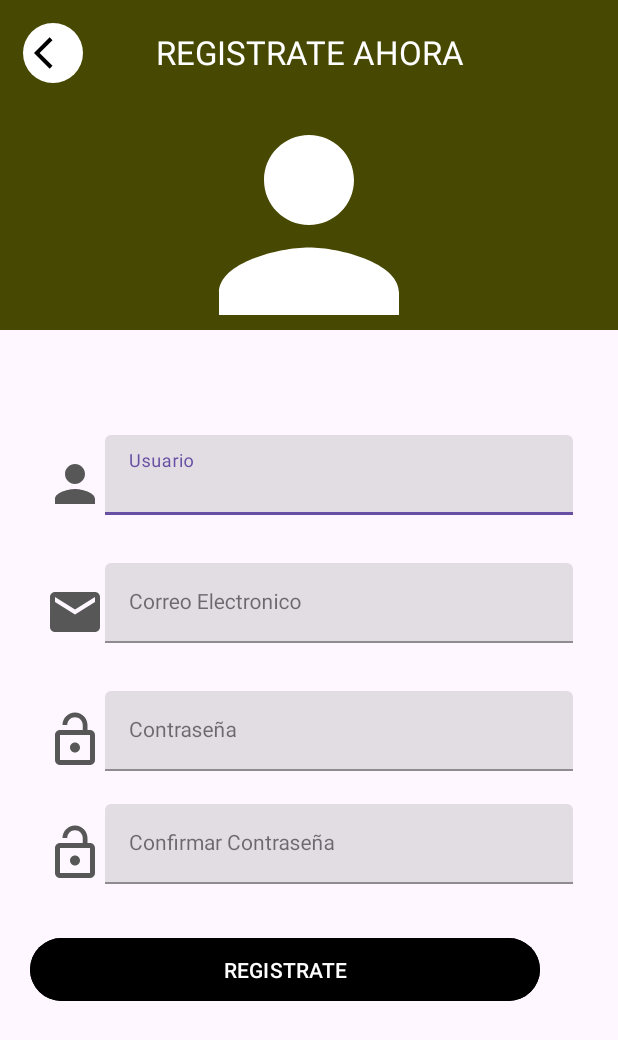
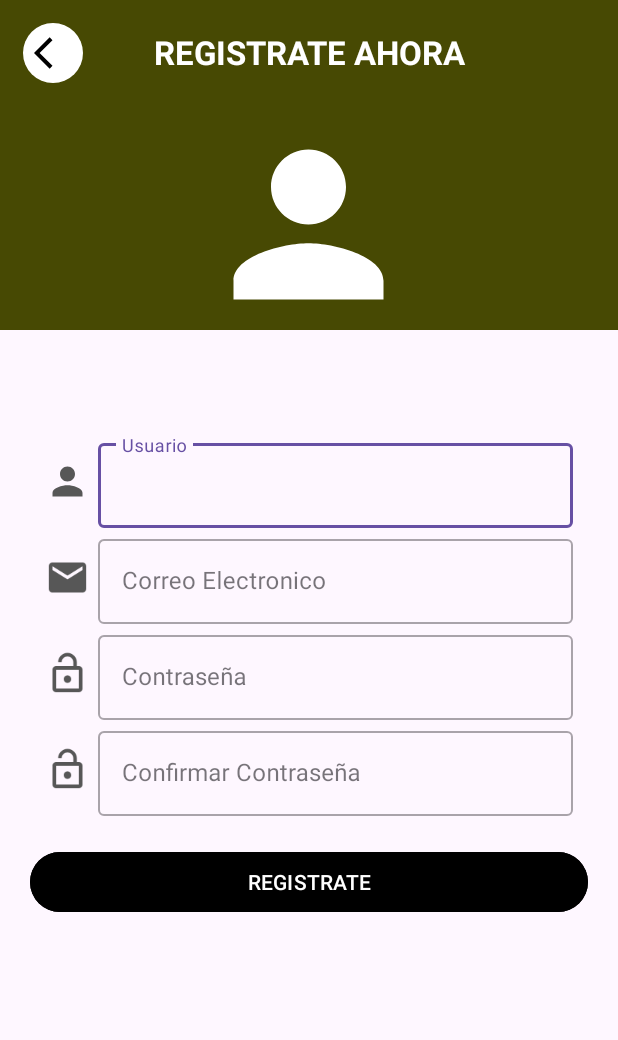
Before and after one commit to MarceloZych/AndroidTpFinal, an Android app: the RegisterActivity screen opened directly, with no data from a screen before it, on a phone screen of 412 x 824 dp. Shown: the top 1040 px of the screen. Run offline under Robolectric (Android 15) with nearby library versions, the phone set to English and light mode, and no system bars; libraries missing offline, so code that uses them is left out: com.parse; plain views replace ArcView; 1 statement that could not run was skipped.

Commit message:
update 5/12

```diff
--- a/app/src/main/java/com/example/proyectointegrador/providers/AuthProvider.java
+++ b/app/src/main/java/com/example/proyectointegrador/providers/AuthProvider.java
@@ -1,4 +1,6 @@
 package com.example.proyectointegrador.providers;
+
+import static com.parse.Parse.getApplicationContext;
 
 import android.content.Context;
 import android.util.Log;
@@ -80,6 +82,9 @@ public class AuthProvider {
         ParseUser.logOutInBackground(e -> {
             if (e == null) {
                 logoutResult.setValue(true);
+                if (getApplicationContext() != null) {
+                    getApplicationContext().getCacheDir().delete();
+                }
                 Log.d("AuthProvider", "Logout exitoso");
             } else {
                 logoutResult.setValue(false);
--- /dev/null
+++ b/app/src/main/java/com/example/proyectointegrador/viewmodel/AuthViewModel1.java
@@ -0,0 +1,4 @@
+package com.example.proyectointegrador.viewmodel;
+
+public class AuthViewModel1 {
+}
--- a/app/src/main/java/com/example/proyectointegrador/viewmodel/AuthViewModel.java
+++ b/app/src/main/java/com/example/proyectointegrador/viewmodel/ImageViewModel.java
@@ -1,4 +1,4 @@
 package com.example.proyectointegrador.viewmodel;
 
-public class AuthViewModel {
+public class ImageViewModel {
 }
--- /dev/null
+++ b/app/src/main/java/com/example/proyectointegrador/viewmodel/MainViewModelFactory.java
@@ -0,0 +1,4 @@
+package com.example.proyectointegrador.viewmodel;
+
+public class MainViewModelFactory {
+}
--- a/app/src/main/java/com/example/proyectointegrador/viewmodel/RegisterViewModel.java
+++ b/app/src/main/java/com/example/proyectointegrador/viewmodel/RegisterViewModel.java
@@ -1,40 +1,33 @@
 package com.example.proyectointegrador.viewmodel;
+
+import android.util.Log;
 
 import androidx.lifecycle.LiveData;
 import androidx.lifecycle.MutableLiveData;
-import androidx.lifecycle.Observer;
 import androidx.lifecycle.ViewModel;
 
-import com.example.proyectointegrador.providers.AuthProvider;
+import com.example.proyectointegrador.model.User;
+import com.parse.ParseUser;
 
 public class RegisterViewModel extends ViewModel {
-/*    private final AuthProvider authProvider;
-    private final UserProvider userProvider;
+    private final MutableLiveData<String> registerResult = new MutableLiveData<>();
 
-    public RegisterViewModel() {
-        authProvider = new AuthProvider();
-        userProvider = new UserProvider();
+    public LiveData<String> getRegisterResult() {
+        return registerResult;
     }
-
-    public LiveData<String> register(User user) {
-        MutableLiveData <String> registerResult = new MutableLiveData<>();
-
-        authProvider.signUp(user.getEmail(), user.getPassword()).observeForever(new Observer<String>() {
-            @Override
-            public void onChanged(String userId) {
-                if (userId != null){
-                    user.setId(userId);
-                    userProvider.createUser(user).observeForever(new Observer<String>() {
-                        @Override
-                        public void onChanged(String result) {
-                            registerResult.setValue(result);
-                        }
-                    });
-                } else {
-                    registerResult.setValue("Error al registrar usuario");
-                }
+    public void register(User user) {
+        ParseUser parseUser = new ParseUser();
+        parseUser.setUsername(user.getUsername());
+        parseUser.setPassword(user.getPassword());
+        parseUser.setEmail(user.getEmail());
+        // Registra el usuario en Parse
+        parseUser.signUpInBackground(e -> {
+            if (e == null) {
+                Log.d("Registro", "Usuario registrado correctamente."+e);
+                registerResult.setValue("Registro exitoso");
+            } else {
+                registerResult.setValue("Error: " + e.getMessage());
             }
         });
-        return registerResult;
-    }*/
+    }
 }
--- a/app/src/main/res/layout/activity_main.xml
+++ b/app/src/main/res/layout/activity_main.xml
@@ -55,7 +55,7 @@
                 app:boxBackgroundColorMode="none">
 
                 <com.google.android.material.textfield.TextInputEditText
-                    android:id="@+id/etUsuario"
+                    android:id="@+id/tietUsuario"
                     style="@style/Widget.MaterialComponents.TextInputLayout.FilledBox"
                     android:layout_width="match_parent"
                     android:layout_height="wrap_content"
--- a/app/src/main/res/layout/activity_post.xml
+++ b/app/src/main/res/layout/activity_post.xml
@@ -47,7 +47,7 @@
             </ImageView>
 
             <ImageView
-                android:id="@+id/circuloBlack"
+                android:id="@+id/circuloBack"
                 android:layout_width="40dp"
                 android:layout_height="40dp"
                 android:layout_margin="15dp"
@@ -110,7 +110,7 @@
                 app:boxBackgroundColorMode="none">
 
                 <com.google.android.material.textfield.TextInputEditText
-                    android:id="@+id/etUsuario"
+                    android:id="@+id/tietUsuario"
                     style="@style/Widget.MaterialComponents.TextInputLayout.FilledBox"
                     android:layout_width="match_parent"
                     android:layout_height="wrap_content"
@@ -142,7 +142,7 @@
                 app:boxBackgroundColorMode="none">
 
                 <com.google.android.material.textfield.TextInputEditText
-                    android:id="@+id/etMail"
+                    android:id="@+id/tietMail"
                     style="@style/Widget.MaterialComponents.TextInputLayout.FilledBox"
                     android:layout_width="match_parent"
                     android:layout_height="wrap_content"
--- a/app/src/main/res/layout/activity_register.xml
+++ b/app/src/main/res/layout/activity_register.xml
@@ -8,10 +8,14 @@
     tools:context=".view.RegisterActivity">
 
     <LinearLayout
-        android:id="@+id/linearLayout"
-        android:layout_width="match_parent"
-        android:layout_height="match_parent"
-        android:orientation="vertical">
+        android:id="@+id/linearLayout2"
+        android:layout_width="0dp"
+        android:layout_height="0dp"
+        android:orientation="vertical"
+        app:layout_constraintBottom_toBottomOf="parent"
+        app:layout_constraintEnd_toEndOf="parent"
+        app:layout_constraintStart_toStartOf="parent"
+        app:layout_constraintTop_toTopOf="parent">
 
         <io.github.florent37.shapeofview.shapes.ArcView
             android:layout_width="match_parent"
@@ -23,9 +27,7 @@
             <View
                 android:layout_width="match_parent"
                 android:layout_height="match_parent"
-                android:background="@color/mustard">
-
-            </View>
+                android:background="@color/mustard" />
 
             <TextView
                 android:layout_width="match_parent"
@@ -34,27 +36,15 @@
                 android:text="REGISTRATE AHORA"
                 android:textAlignment="center"
                 android:textColor="@color/white"
-                android:textSize="22sp">
-
-            </TextView>
+                android:textSize="22sp"
+                android:textStyle="bold" />
 
             <ImageView
-                android:layout_width="match_parent"
-                android:layout_height="wrap_content"
+                android:layout_width="150dp"
+                android:layout_height="150dp"
                 android:layout_gravity="center"
                 android:layout_marginTop="40dp"
-                android:src="@drawable/ic_person">
-
-            </ImageView>
-
-            <ImageView
-                android:id="@+id/circuloBlack"
-                android:layout_width="40dp"
-                android:layout_height="40dp"
-                android:layout_margin="15dp"
-                android:background="@drawable/circular_backgraund"
-                android:padding="7dp"
-                android:src="@drawable/ic_back" />
+                android:src="@drawable/ic_person" />
 
         </io.github.florent37.shapeofview.shapes.ArcView>
 
@@ -68,23 +58,57 @@
             android:orientation="horizontal">
 
             <ImageView
-                android:layout_width="wrap_content"
-                android:layout_height="65dp"
+                android:layout_width="30dp"
+                android:layout_height="30dp"
+                android:layout_gravity="center"
+                android:layout_marginRight="5dp"
                 android:src="@drawable/ic_person_24" />
 
             <com.google.android.material.textfield.TextInputLayout
-                style="@style/Widget.MaterialComponents.TextInputLayout.FilledBox"
+                style="@style/Widget.MaterialComponents.TextInputLayout.OutlinedBox"
                 android:layout_width="match_parent"
                 android:layout_height="wrap_content"
                 app:boxBackgroundColorMode="none">
 
                 <com.google.android.material.textfield.TextInputEditText
-                    android:id="@+id/etUsuario"
-                    style="@style/Widget.MaterialComponents.TextInputLayout.FilledBox"
+                    android:id="@+id/tietUsuario"
                     android:layout_width="match_parent"
                     android:layout_height="wrap_content"
+                    android:inputType="text"
                     android:hint="Usuario"
-                    android:inputType="textEmailAddress">
+                    android:singleLine="true"></com.google.android.material.textfield.TextInputEditText>
+            </com.google.android.material.textfield.TextInputLayout>
+        </LinearLayout>
+
+        <LinearLayout
+            android:layout_width="match_parent"
+            android:layout_height="wrap_content"
+            android:layout_gravity="center"
+            android:layout_marginLeft="30dp"
+            android:layout_marginTop="2dp"
+            android:layout_marginRight="30dp"
+            android:orientation="horizontal">
+
+            <ImageView
+                android:layout_width="30dp"
+                android:layout_height="30dp"
+                android:layout_gravity="center"
+                android:layout_marginRight="5dp"
+                android:src="@drawable/ic_mail" />
+
+            <com.google.android.material.textfield.TextInputLayout
+                style="@style/Widget.MaterialComponents.TextInputLayout.OutlinedBox"
+                android:layout_width="match_parent"
+                android:layout_height="wrap_content"
+                app:boxBackgroundColorMode="none">
+
+                <com.google.android.material.textfield.TextInputEditText
+                    android:id="@+id/tietMail"
+                    android:layout_width="match_parent"
+                    android:layout_height="wrap_content"
+                    android:hint="Correo Electronico"
+                    android:inputType="textEmailAddress"
+                    android:singleLine="true">
 
                 </com.google.android.material.textfield.TextInputEditText>
             </com.google.android.material.textfield.TextInputLayout>
@@ -95,28 +119,29 @@
             android:layout_height="wrap_content"
             android:layout_gravity="center"
             android:layout_marginLeft="30dp"
-            android:layout_marginTop="20dp"
+            android:layout_marginTop="2dp"
             android:layout_marginRight="30dp"
             android:orientation="horizontal">
 
             <ImageView
-                android:layout_width="wrap_content"
-                android:layout_height="65dp"
-                android:src="@drawable/ic_mail" />
+                android:layout_width="30dp"
+                android:layout_height="30dp"
+                android:layout_gravity="center"
+                android:layout_marginRight="5dp"
+                android:src="@drawable/ic_lock" />
 
             <com.google.android.material.textfield.TextInputLayout
-                style="@style/Widget.MaterialComponents.TextInputLayout.FilledBox"
+                style="@style/Widget.MaterialComponents.TextInputLayout.OutlinedBox"
                 android:layout_width="match_parent"
                 android:layout_height="wrap_content"
                 app:boxBackgroundColorMode="none">
 
                 <com.google.android.material.textfield.TextInputEditText
-                    android:id="@+id/etMail"
-                    style="@style/Widget.MaterialComponents.TextInputLayout.FilledBox"
+                    android:id="@+id/etPassword1"
                     android:layout_width="match_parent"
                     android:layout_height="wrap_content"
-                    android:hint="Correo Electronico"
-                    android:inputType="textEmailAddress">
+                    android:hint="Contraseña"
+                    android:inputType="textPassword">
 
                 </com.google.android.material.textfield.TextInputEditText>
             </com.google.android.material.textfield.TextInputLayout>
@@ -127,60 +152,29 @@
             android:layout_height="wrap_content"
             android:layout_gravity="center"
             android:layout_marginLeft="30dp"
-            android:layout_marginTop="20dp"
+            android:layout_marginTop="2dp"
             android:layout_marginRight="30dp"
             android:orientation="horizontal">
 
             <ImageView
-                android:layout_width="wrap_content"
-                android:layout_height="65dp"
+                android:layout_width="30dp"
+                android:layout_height="30dp"
+                android:layout_gravity="center"
+                android:layout_marginRight="5dp"
                 android:src="@drawable/ic_lock" />
 
             <com.google.android.material.textfield.TextInputLayout
-                style="@style/Widget.MaterialComponents.TextInputLayout.FilledBox"
-                android:layout_width="match_parent"
-                android:layout_height="wrap_content"
-                app:boxBackgroundColorMode="none">
-
-                <com.google.android.material.textfield.TextInputEditText
-                    android:id="@+id/etPassword1"
-                    style="@style/Widget.MaterialComponents.TextInputLayout.FilledBox"
-                    android:layout_width="match_parent"
-                    android:layout_height="wrap_content"
-                    android:hint="Contraseña"
-                    android:inputType="textEmailAddress">
-
-                </com.google.android.material.textfield.TextInputEditText>
-            </com.google.android.material.textfield.TextInputLayout>
-        </LinearLayout>
-
-        <LinearLayout
-            android:layout_width="match_parent"
-            android:layout_height="wrap_content"
-            android:layout_gravity="center"
-            android:layout_marginLeft="30dp"
-            android:layout_marginTop="10dp"
-            android:layout_marginRight="30dp"
-            android:orientation="horizontal">
-
-            <ImageView
-                android:layout_width="wrap_content"
-                android:layout_height="65dp"
-                android:src="@drawable/ic_lock" />
-
-            <com.google.android.material.textfield.TextInputLayout
-                style="@style/Widget.MaterialComponents.TextInputLayout.FilledBox"
+                style="@style/Widget.MaterialComponents.TextInputLayout.OutlinedBox"
                 android:layout_width="match_parent"
                 android:layout_height="wrap_content"
                 app:boxBackgroundColorMode="none">
 
                 <com.google.android.material.textfield.TextInputEditText
                     android:id="@+id/etPassword2"
-                    style="@style/Widget.MaterialComponents.TextInputLayout.FilledBox"
                     android:layout_width="match_parent"
                     android:layout_height="wrap_content"
                     android:hint="Confirmar Contraseña"
-                    android:inputType="textEmailAddress">
+                    android:inputType="textPassword">
 
                 </com.google.android.material.textfield.TextInputEditText>
             </com.google.android.material.textfield.TextInputLayout>
@@ -188,13 +182,24 @@
 
         <Button
             android:id="@+id/btRegistrar"
-            android:layout_width="340dp"
-            android:layout_height="50dp"
+            android:layout_width="match_parent"
+            android:layout_height="wrap_content"
             android:layout_gravity="bottom"
             android:layout_margin="20dp"
             android:backgroundTint="@color/black"
             android:text="REGISTRATE" />
-
     </LinearLayout>
 
+    <ImageView
+        android:id="@+id/circuloBack"
+        android:layout_width="40dp"
+        android:layout_height="40dp"
+        android:layout_margin="15dp"
+        android:src="@drawable/ic_back"
+        android:background="@drawable/circular_backgraund"
+        android:scaleType="centerCrop"
+        android:padding="7dp"
+        app:layout_constraintStart_toStartOf="@+id/linearLayout2"
+        app:layout_constraintTop_toTopOf="@+id/linearLayout2" />
+
 </androidx.constraintlayout.widget.ConstraintLayout>
--- a/gradle/libs.versions.toml
+++ b/gradle/libs.versions.toml
@@ -1,5 +1,5 @@
 [versions]
-agp = "8.7.2"
+agp = "8.7.3"
 junit = "4.13.2"
 junitVersion = "1.2.1"
 espressoCore = "3.6.1"
```
Also changed, not shown: app/src/main/java/com/example/proyectointegrador/providers/UserProvider.java (added, +135 -0 lines), app/src/main/java/com/example/proyectointegrador/view/MainActivity.java (+11 -6 lines), app/src/main/java/com/example/proyectointegrador/view/RegisterActivity.java (+11 -8 lines), app/src/main/java/com/example/proyectointegrador/viewmodel/MainViewModel.java (+9 -7 lines).
